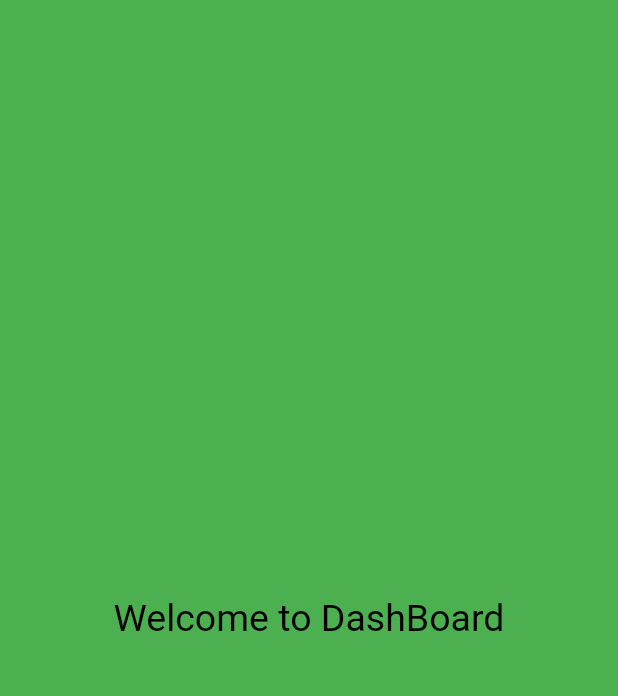
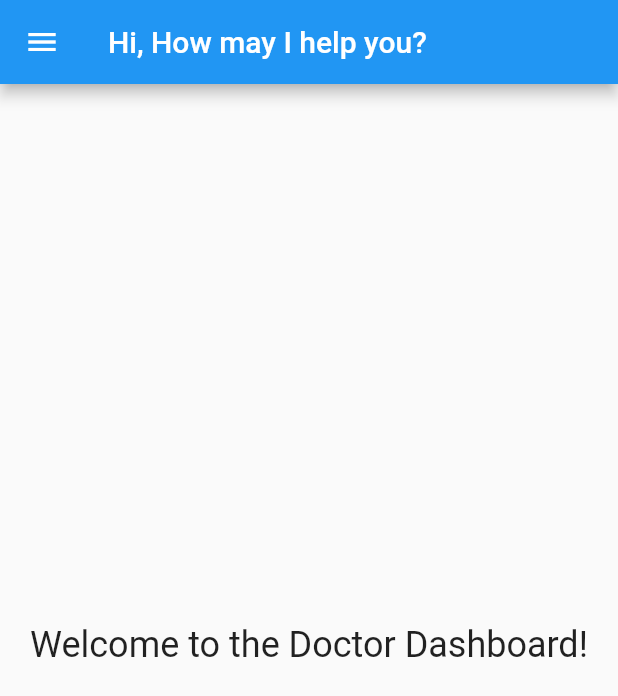
Before and after one commit to prajapatihet/dr_reeya, a Flutter app: the DashBoardScreen screen opened directly, on a phone screen of 412 x 824 dp. Shown: the top 696 px of the screen. Run offline on Flutter 3.47's test engine with Material 2 defaults, Android fonts, the phone set to English and light mode, and no system bars.

Commit message:
Initial Commit

```diff
--- /dev/null
+++ b/lib/models/appointment.dart
@@ -0,0 +1,44 @@
+class Appointment {
+  final String patientName;
+  final DateTime dateTime;
+  final String description;
+
+  Appointment({
+    required this.patientName,
+    required this.dateTime,
+    required this.description,
+  });
+}
+
+List<Appointment> appointments = [
+  Appointment(
+    patientName: 'John Doe',
+    dateTime: DateTime(2023, 9, 15, 10, 30),
+    description: 'Regular checkup',
+  ),
+  Appointment(
+    patientName: 'Alice Smith',
+    dateTime: DateTime(2023, 9, 16, 14, 15),
+    description: 'Dental cleaning',
+  ),
+  Appointment(
+    patientName: 'John Doe',
+    dateTime: DateTime(2023, 9, 15, 10, 30),
+    description: 'Regular checkup',
+  ),
+  Appointment(
+    patientName: 'Alice Smith',
+    dateTime: DateTime(2023, 9, 16, 14, 15),
+    description: 'Dental cleaning',
+  ),
+  Appointment(
+    patientName: 'John Doe',
+    dateTime: DateTime(2023, 9, 15, 10, 30),
+    description: 'Regular checkup',
+  ),
+  Appointment(
+    patientName: 'Alice Smith',
+    dateTime: DateTime(2023, 9, 16, 14, 15),
+    description: 'Dental cleaning',
+  ),
+];
--- /dev/null
+++ b/lib/models/patients.dart
@@ -0,0 +1,36 @@
+class Patient {
+  final String name;
+  final int age;
+  final String gender;
+  final String condition;
+
+  Patient({
+    required this.name,
+    required this.age,
+    required this.gender,
+    required this.condition,
+  });
+}
+
+List<Patient> patients = [
+  Patient(name: 'John Doe', age: 35, gender: 'Male', condition: 'Fever'),
+  Patient(
+      name: 'Alice Smith', age: 28, gender: 'Female', condition: 'Headache'),
+  Patient(name: 'Bob Johnson', age: 45, gender: 'Male', condition: 'Cough'),
+  Patient(
+      name: 'Eve Anderson',
+      age: 22,
+      gender: 'Female',
+      condition: 'Sore throat'),
+  Patient(name: 'David Brown', age: 50, gender: 'Male', condition: 'Back pain'),
+  Patient(name: 'John Doe', age: 35, gender: 'Male', condition: 'Fever'),
+  Patient(
+      name: 'Alice Smith', age: 28, gender: 'Female', condition: 'Headache'),
+  Patient(name: 'Bob Johnson', age: 45, gender: 'Male', condition: 'Cough'),
+  Patient(
+      name: 'Eve Anderson',
+      age: 22,
+      gender: 'Female',
+      condition: 'Sore throat'),
+  Patient(name: 'David Brown', age: 50, gender: 'Male', condition: 'Back pain'),
+];
--- /dev/null
+++ b/lib/models/record.dart
@@ -0,0 +1,34 @@
+class MedicalRecord {
+  final String patientName;
+  final String diagnosis;
+  final String prescription;
+  final DateTime date;
+
+  MedicalRecord({
+    required this.patientName,
+    required this.diagnosis,
+    required this.prescription,
+    required this.date,
+  });
+}
+
+List<MedicalRecord> records = [
+  MedicalRecord(
+    patientName: 'John Doe',
+    diagnosis: 'Common cold',
+    prescription: 'Rest and plenty of fluids',
+    date: DateTime(2023, 9, 15),
+  ),
+  MedicalRecord(
+    patientName: 'Alice Smith',
+    diagnosis: 'Allergies',
+    prescription: 'Antihistamines',
+    date: DateTime(2023, 9, 16),
+  ),
+  MedicalRecord(
+    patientName: 'Bob Johnson',
+    diagnosis: 'Influenza',
+    prescription: 'Tamiflu',
+    date: DateTime(2023, 9, 17),
+  ),
+];
--- a/lib/screens/dashboard.dart
+++ b/lib/screens/dashboard.dart
@@ -1,3 +1,6 @@
+import 'package:dr_reeya/screens/appointmentscreen.dart';
+import 'package:dr_reeya/screens/patient.dart';
+import 'package:dr_reeya/screens/recordscreen.dart';
 import 'package:flutter/material.dart';
 
 class DashBoardScreen extends StatefulWidget {
@@ -10,21 +13,106 @@ class DashBoardScreen extends StatefulWidget {
 class _DashBoardScreenState extends State<DashBoardScreen> {
   @override
   Widget build(BuildContext context) {
-    return const Scaffold(
-      backgroundColor: Colors.green,
-      body: Row(
-        mainAxisAlignment: MainAxisAlignment.center,
-        children: [
-          Column(
-            mainAxisAlignment: MainAxisAlignment.center,
-            children: [
-              Text(
-                'Welcome to DashBoard',
-                style: TextStyle(fontSize: 25, color: Colors.black),
+    return Scaffold(
+      appBar: AppBar(
+        title: const Text('Hi, How may I help you?'),
+      ),
+      drawer: Drawer(
+        child: ListView(
+          padding: EdgeInsets.zero,
+          children: <Widget>[
+            DrawerHeader(
+              decoration: const BoxDecoration(
+                color: Colors.blue,
               ),
-            ],
-          ),
-        ],
+              child: Row(
+                children: [
+                  Image.asset(
+                    'assets/icons/logo.png',
+                    height: 50,
+                    width: 50,
+                  ),
+                  const Text(
+                    'Dr. Reeya Prajapati',
+                    style: TextStyle(
+                      color: Colors.white,
+                      fontWeight: FontWeight.bold,
+                      fontSize: 24,
+                    ),
+                  ),
+                ],
+              ),
+            ),
+            ListTile(
+              leading: const Icon(Icons.people),
+              title: const Text('Patient List'),
+              onTap: () {
+                // Navigate to the patient list screen
+                Navigator.push(
+                  context,
+                  MaterialPageRoute(
+                    builder: (BuildContext context) => const PatientScreen(),
+                  ),
+                );
+                // Add your navigation logic here
+              },
+            ),
+            ListTile(
+              leading: const Icon(Icons.calendar_today),
+              title: const Text('Appointments'),
+              onTap: () {
+                // Navigate to the appointments screen
+                Navigator.push(
+                  context,
+                  MaterialPageRoute(
+                    builder: (BuildContext context) =>
+                        const AppointmentScreen(),
+                  ),
+                );
+                // Add your navigation logic here
+              },
+            ),
+            ListTile(
+              leading: const Icon(Icons.description),
+              title: const Text('Medical Records'),
+              onTap: () {
+                // Navigate to the medical records screen
+                Navigator.push(
+                  context,
+                  MaterialPageRoute(
+                    builder: (BuildContext context) =>
+                        const MedicalRecordScreen(),
+                  ),
+                );
+                // Add
+                // Add your navigation logic here
+              },
+            ),
+            ListTile(
+              leading: const Icon(Icons.exit_to_app),
+              title: const Text('Logout'),
+              onTap: () {
+                // Add logout functionality here
+              },
+            ),
+          ],
+        ),
+      ),
+      body: const Center(
+        child: Column(
+          mainAxisAlignment: MainAxisAlignment.center,
+          children: <Widget>[
+            Text(
+              'Welcome to the Doctor Dashboard!',
+              style: TextStyle(fontSize: 24),
+            ),
+            SizedBox(height: 20),
+            // Replace this with your specific dashboard content
+            // For example, you can add patient lists, appointment widgets, etc.
+            // Example:
+            // PatientListWidget(),
+          ],
+        ),
       ),
     );
   }
```
Also changed, not shown: lib/screens/appointmentscreen.dart (added, +46 -0 lines), lib/screens/patient.dart (added, +49 -0 lines), lib/screens/recordscreen.dart (added, +45 -0 lines).
